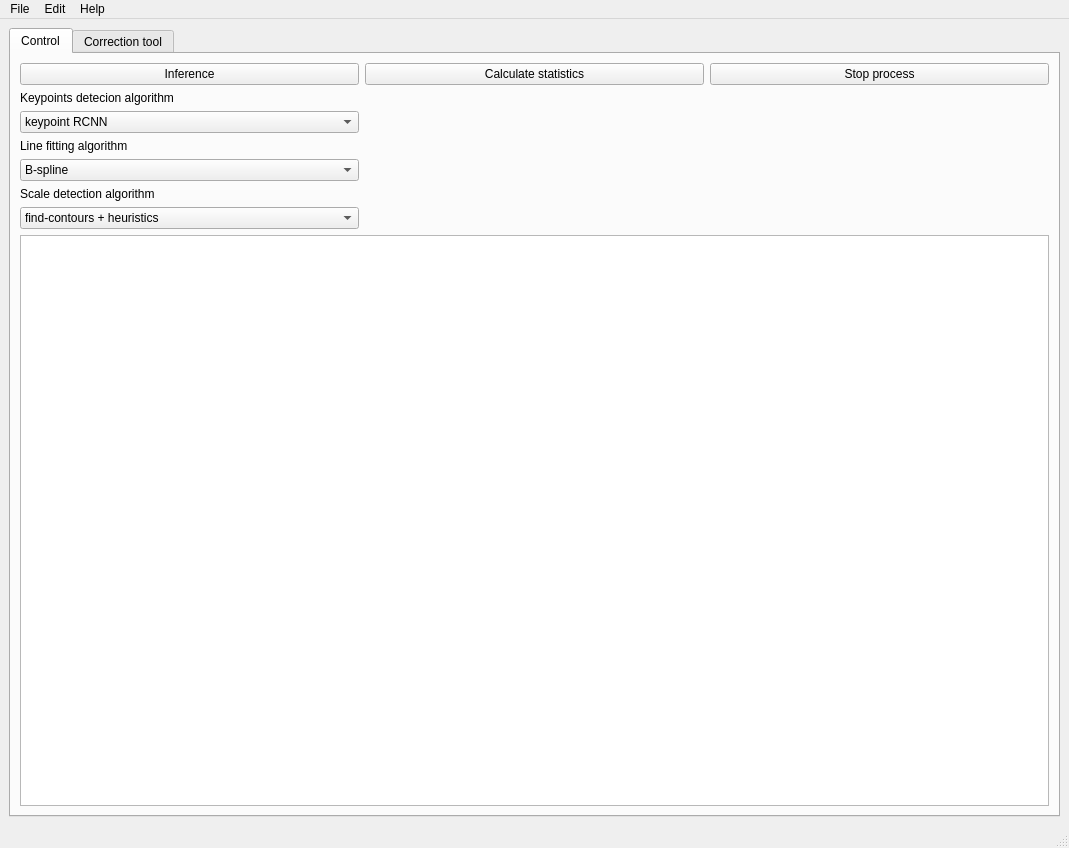
The window that src/gui/app_window.ui (TheGrycek/Tardigrada) describes before a commit, drawn with Qt 5.
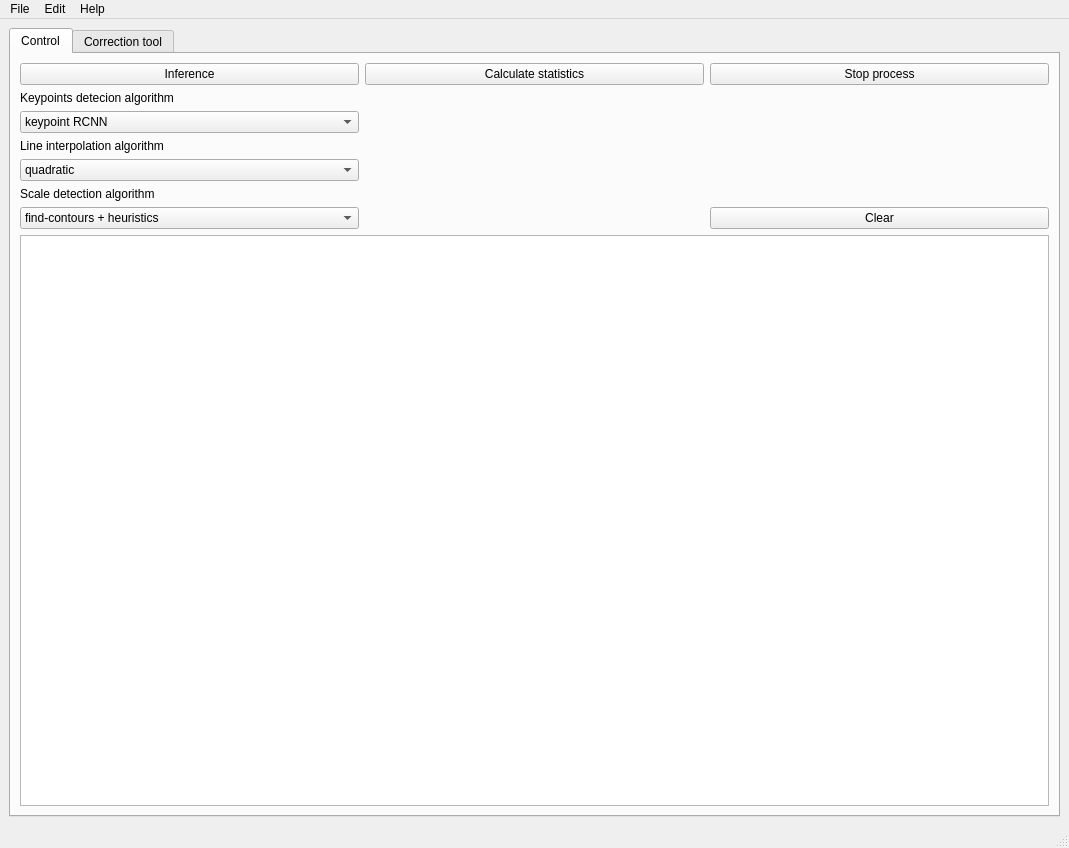
The same window after the commit. Icons and pictures are not drawn.

Commit message: clear button added

Diff of the .ui file:
```diff
--- a/src/gui/app_window.ui
+++ b/src/gui/app_window.ui
@@ -75,7 +75,7 @@
              <widget class="QComboBox" name="lineAlgComboBox">
               <item>
                <property name="text">
-                <string>B-spline</string>
+                <string>quadratic</string>
                </property>
               </item>
               <item>
@@ -98,7 +98,7 @@
             <item row="3" column="0">
              <widget class="QLabel" name="lineAlgLabel">
               <property name="text">
-               <string>Line fitting algorithm</string>
+               <string>Line interpolation algorithm</string>
               </property>
               <property name="wordWrap">
                <bool>true</bool>
@@ -161,6 +161,13 @@
               </property>
              </widget>
             </item>
+            <item row="6" column="2">
+             <widget class="QPushButton" name="clearButton">
+              <property name="text">
+               <string>Clear</string>
+              </property>
+             </widget>
+            </item>
            </layout>
           </item>
           <item row="1" column="0">
```
Left out of the diff: 22 changed lines with no effect on the pictures. The commit also changes 5 other files.
